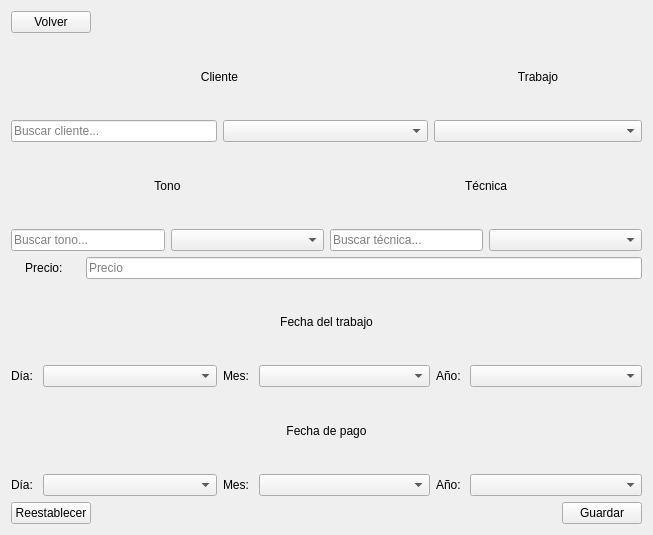
Before: the Qt Designer form views/trabajoForm.ui in STITCH9911/onink, drawn with Qt 5.
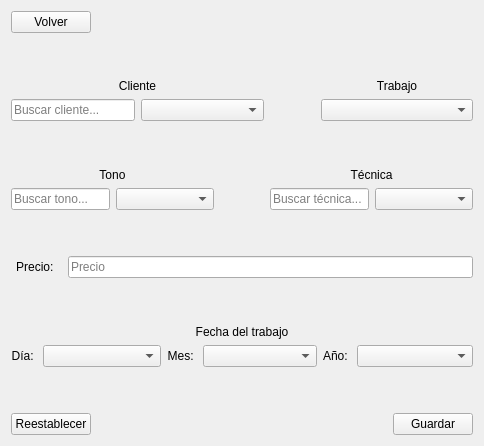
After: the same form once the commit is applied. Icons and pictures are not drawn.

Commit message: Trabajos Form

```diff
--- a/views/trabajoForm.ui
+++ b/views/trabajoForm.ui
@@ -6,8 +6,8 @@
    <rect>
     <x>0</x>
     <y>0</y>
-    <width>653</width>
-    <height>535</height>
+    <width>484</width>
+    <height>446</height>
    </rect>
   </property>
   <property name="windowTitle">
@@ -55,7 +55,20 @@
     </layout>
    </item>
    <item>
-    <layout class="QHBoxLayout" name="horizontalLayout_15" stretch="6,3">
+    <spacer name="verticalSpacer_3">
+     <property name="orientation">
+      <enum>Qt::Vertical</enum>
+     </property>
+     <property name="sizeHint" stdset="0">
+      <size>
+       <width>20</width>
+       <height>40</height>
+      </size>
+     </property>
+    </spacer>
+   </item>
+   <item>
+    <layout class="QHBoxLayout" name="horizontalLayout_15" stretch="5,1,3">
      <item>
       <layout class="QVBoxLayout" name="verticalLayout">
        <item>
@@ -88,6 +101,19 @@
        </item>
       </layout>
      </item>
+     <item>
+      <spacer name="horizontalSpacer_4">
+       <property name="orientation">
+        <enum>Qt::Horizontal</enum>
+       </property>
+       <property name="sizeHint" stdset="0">
+        <size>
+         <width>40</width>
+         <height>20</height>
+        </size>
+       </property>
+      </spacer>
+     </item>
      <item>
       <layout class="QVBoxLayout" name="verticalLayout_4">
        <item>
@@ -112,7 +138,20 @@
     </layout>
    </item>
    <item>
-    <layout class="QHBoxLayout" name="horizontalLayout_16">
+    <spacer name="verticalSpacer_2">
+     <property name="orientation">
+      <enum>Qt::Vertical</enum>
+     </property>
+     <property name="sizeHint" stdset="0">
+      <size>
+       <width>20</width>
+       <height>40</height>
+      </size>
+     </property>
+    </spacer>
+   </item>
+   <item>
+    <layout class="QHBoxLayout" name="horizontalLayout_16" stretch="4,1,4">
      <item>
       <layout class="QVBoxLayout" name="verticalLayout_2">
        <item>
@@ -141,6 +180,19 @@
        </item>
       </layout>
      </item>
+     <item>
+      <spacer name="horizontalSpacer_3">
+       <property name="orientation">
+        <enum>Qt::Horizontal</enum>
+       </property>
+       <property name="sizeHint" stdset="0">
+        <size>
+         <width>40</width>
+         <height>20</height>
+        </size>
+       </property>
+      </spacer>
+     </item>
      <item>
       <layout class="QVBoxLayout" name="verticalLayout_3">
        <item>
@@ -171,6 +223,19 @@
      </item>
     </layout>
    </item>
+   <item>
+    <spacer name="verticalSpacer">
+     <property name="orientation">
+      <enum>Qt::Vertical</enum>
+     </property>
+     <property name="sizeHint" stdset="0">
+      <size>
+       <width>20</width>
+       <height>40</height>
+      </size>
+     </property>
+    </spacer>
+   </item>
    <item>
     <layout class="QHBoxLayout" name="horizontalLayout_6" stretch="1,8">
      <item>
@@ -192,6 +257,19 @@
      </item>
     </layout>
    </item>
+   <item>
+    <spacer name="verticalSpacer_5">
+     <property name="orientation">
+      <enum>Qt::Vertical</enum>
+     </property>
+     <property name="sizeHint" stdset="0">
+      <size>
+       <width>20</width>
+       <height>40</height>
+      </size>
+     </property>
+    </spacer>
+   </item>
    <item>
     <layout class="QVBoxLayout" name="verticalLayout_6">
      <item>
@@ -213,6 +291,9 @@
            <property name="text">
             <string>Día: </string>
            </property>
+           <property name="alignment">
+            <set>Qt::AlignRight|Qt::AlignTrailing|Qt::AlignVCenter</set>
+           </property>
           </widget>
          </item>
          <item>
@@ -231,6 +312,9 @@
            <property name="text">
             <string>Mes: </string>
            </property>
+           <property name="alignment">
+            <set>Qt::AlignRight|Qt::AlignTrailing|Qt::AlignVCenter</set>
+           </property>
           </widget>
          </item>
          <item>
@@ -249,6 +333,9 @@
            <property name="text">
             <string>Año: </string>
            </property>
+           <property name="alignment">
+            <set>Qt::AlignRight|Qt::AlignTrailing|Qt::AlignVCenter</set>
+           </property>
           </widget>
          </item>
          <item>
@@ -265,76 +352,17 @@
     </layout>
    </item>
    <item>
-    <layout class="QVBoxLayout" name="verticalLayout_5">
-     <item>
-      <widget class="QLabel" name="label_9">
-       <property name="text">
-        <string>Fecha de pago</string>
-       </property>
-       <property name="alignment">
-        <set>Qt::AlignCenter</set>
-       </property>
-      </widget>
-     </item>
-     <item>
-      <layout class="QHBoxLayout" name="horizontalLayout_10">
-       <item>
-        <layout class="QHBoxLayout" name="horizontalLayout_7" stretch="1,8">
-         <item>
-          <widget class="QLabel" name="label_6">
-           <property name="text">
-            <string>Día: </string>
-           </property>
-          </widget>
-         </item>
-         <item>
-          <widget class="QComboBox" name="p_day">
-           <property name="placeholderText">
-            <string>Seleccione</string>
-           </property>
-          </widget>
-         </item>
-        </layout>
-       </item>
-       <item>
-        <layout class="QHBoxLayout" name="horizontalLayout_8" stretch="1,8">
-         <item>
-          <widget class="QLabel" name="label_7">
-           <property name="text">
-            <string>Mes: </string>
-           </property>
-          </widget>
-         </item>
-         <item>
-          <widget class="QComboBox" name="p_month">
-           <property name="placeholderText">
-            <string>Seleccione</string>
-           </property>
-          </widget>
-         </item>
-        </layout>
-       </item>
-       <item>
-        <layout class="QHBoxLayout" name="horizontalLayout_9" stretch="1,8">
-         <item>
-          <widget class="QLabel" name="label_8">
-           <property name="text">
-            <string>Año: </string>
-           </property>
-          </widget>
-         </item>
-         <item>
-          <widget class="QComboBox" name="p_year">
-           <property name="placeholderText">
-            <string>Seleccione</string>
-           </property>
-          </widget>
-         </item>
-        </layout>
-       </item>
-      </layout>
-     </item>
-    </layout>
+    <spacer name="verticalSpacer_4">
+     <property name="orientation">
+      <enum>Qt::Vertical</enum>
+     </property>
+     <property name="sizeHint" stdset="0">
+      <size>
+       <width>20</width>
+       <height>40</height>
+      </size>
+     </property>
+    </spacer>
    </item>
    <item>
     <layout class="QHBoxLayout" name="horizontalLayout_3">
```
The commit also changes 4 other files.
